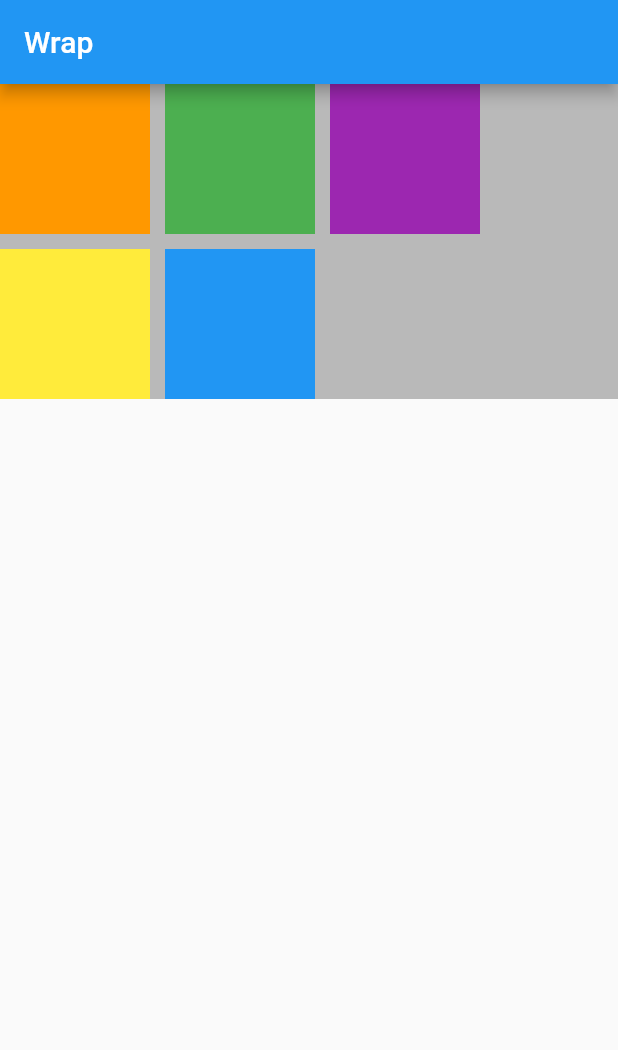
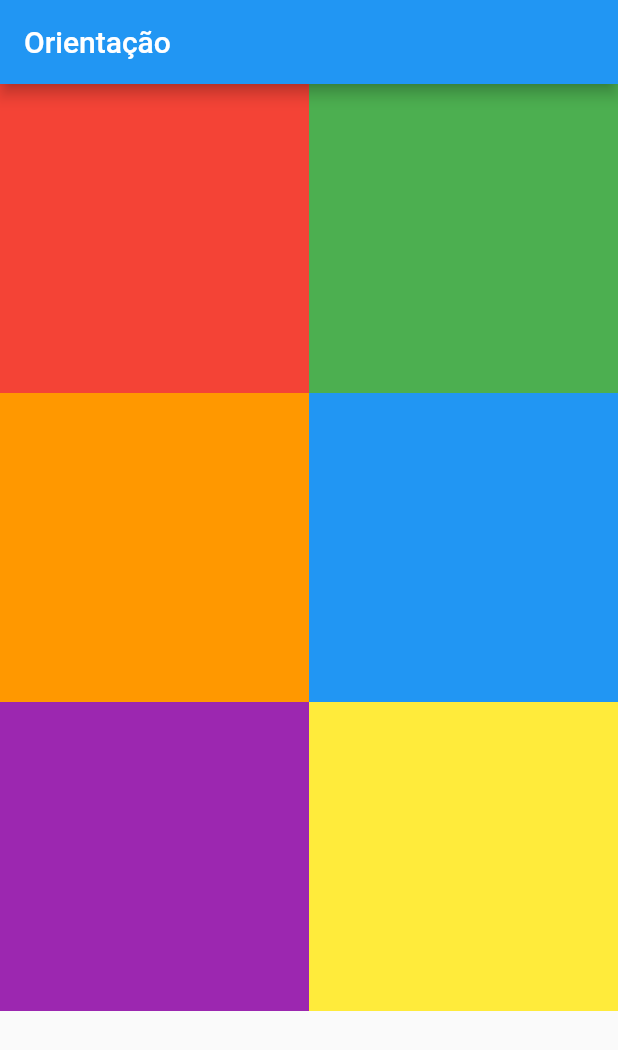
Before and after one commit to davidkalil10/flutterWebAula, a Flutter app: the screen it shows after launch, on a phone screen of 412 x 824 dp. Shown: the top 1050 px of the screen. Run offline on Flutter 3.47's test engine with Material 2 defaults, Android fonts, the phone set to English and light mode, and no system bars.

Commit message:
orientation builder

```diff
--- a/lib/main.dart
+++ b/lib/main.dart
@@ -1,5 +1,6 @@
 import 'package:flutter/material.dart';
-import 'package:flutter_web_aula/responsividade;_wrap.dart';
+import 'package:flutter_web_aula/orientacao.dart';
+import 'package:flutter_web_aula/responsividade_wrap.dart';
 import 'package:flutter_web_aula/responsividade_media_query.dart';
 import 'package:flutter_web_aula/responsividade_row_col.dart';
 
@@ -7,7 +8,8 @@ void main() {
   runApp(MaterialApp(
    // home: ResponsividadeMediaQuery(),
    // home: ResponsividadeRowCol(),
-    home: ResponsividadeWrap(),
+    //home: ResponsividadeWrap(),
+    home: Orientacao(),
     debugShowCheckedModeBanner: false,
   ));
 }
--- /dev/null
+++ b/lib/orientacao.dart
@@ -0,0 +1,33 @@
+import 'package:flutter/cupertino.dart';
+import 'package:flutter/material.dart';
+
+class Orientacao extends StatefulWidget {
+  const Orientacao({Key? key}) : super(key: key);
+
+  @override
+  _OrientacaoState createState() => _OrientacaoState();
+}
+
+class _OrientacaoState extends State<Orientacao> {
+  @override
+  Widget build(BuildContext context) {
+    return Scaffold(
+      appBar: AppBar(title: Text("Orientação"),),
+      body: OrientationBuilder(
+        builder: (_, orientacao){
+          return GridView.count(
+              crossAxisCount: orientacao == Orientation.portrait?2:4 ,
+            children: [
+              Container(color: Colors.red,),
+              Container(color: Colors.green,),
+              Container(color: Colors.orange,),
+              Container(color: Colors.blue,),
+              Container(color: Colors.purple,),
+              Container(color: Colors.yellow,),
+            ],
+          );
+        },
+      ),
+    );
+  }
+}
```
Also changed, not shown: lib/responsividade_wrap.dart (renamed from lib/responsividade;_wrap.dart).
